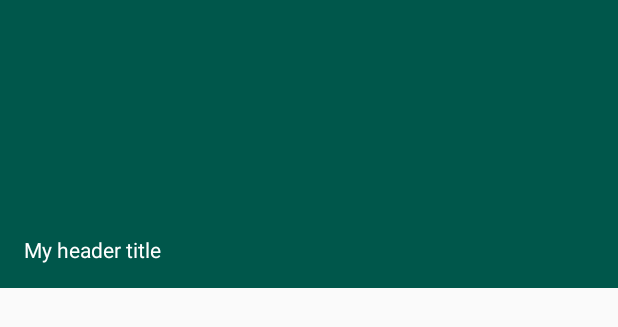
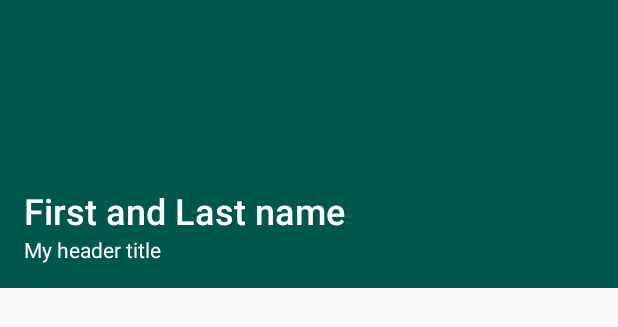
Before and after one commit to minut1bc/Groupify, an Android app: the layout nav_header.xml on its own in the app's theme, with its tools: preview values and no code run, on a phone screen of 412 x 824 dp. Shown: the top 327 px of the screen. Run offline under Robolectric (Android 15) with nearby library versions, the phone set to English and light mode, and no system bars.

Commit message:
Code cleanup Add Verify Email, Request Password Reset and Delete User Menu Items Add user first and last name in Navigation Drawer Header

```diff
--- a/app/src/main/res/layout/nav_header.xml
+++ b/app/src/main/res/layout/nav_header.xml
@@ -1,5 +1,6 @@
 <?xml version="1.0" encoding="utf-8"?>
 <LinearLayout xmlns:android="http://schemas.android.com/apk/res/android"
+    xmlns:tools="http://schemas.android.com/tools"
     android:id="@+id/nav_header"
     android:layout_width="match_parent"
     android:layout_height="192dp"
@@ -9,11 +10,34 @@
     android:padding="16dp"
     android:theme="@style/ThemeOverlay.AppCompat.Dark">
 
+    <LinearLayout
+        android:layout_width="match_parent"
+        android:layout_height="wrap_content"
+        android:orientation="horizontal">
+
+        <TextView
+            android:id="@+id/user_first_last_name"
+            android:layout_width="wrap_content"
+            android:layout_height="wrap_content"
+            android:textAppearance="@style/TextAppearance.AppCompat.Body2"
+            android:textSize="24sp"
+            tools:text="First and Last name" />
+
+        <ImageView
+            android:id="@+id/verified_check_mark"
+            android:layout_width="match_parent"
+            android:layout_height="match_parent"
+            android:layout_gravity="center"
+            android:src="@drawable/fui_ic_check_circle_black_128dp"
+            android:visibility="gone" />
+
+    </LinearLayout>
+
     <TextView
         android:id="@+id/user_email"
         android:layout_width="match_parent"
         android:layout_height="wrap_content"
-        android:text="My header title"
-        android:textAppearance="@style/TextAppearance.AppCompat.Body1" />
+        android:textAppearance="@style/TextAppearance.AppCompat.Body1"
+        tools:text="My header title" />
 
 </LinearLayout>
```
Also changed, not shown: app/src/main/java/com/app/accgt/groupify/activities/AddEventActivity.java (+13 -19 lines), app/src/main/java/com/app/accgt/groupify/activities/EventActivity.java (+6 -4 lines), app/src/main/java/com/app/accgt/groupify/activities/FeedActivity.java (+158 -76 lines), app/src/main/java/com/app/accgt/groupify/activities/MainActivity.java (+17 -11 lines), app/src/main/res/menu/drawer_view.xml (+10 -0 lines).
